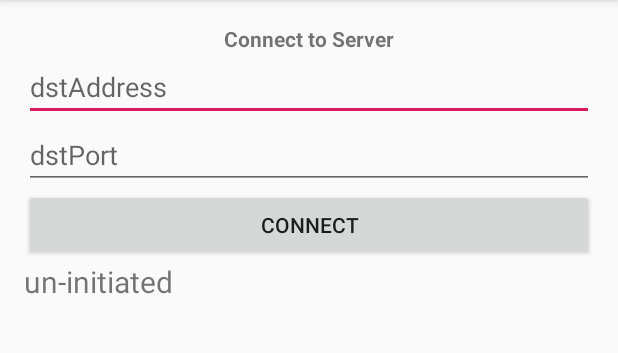
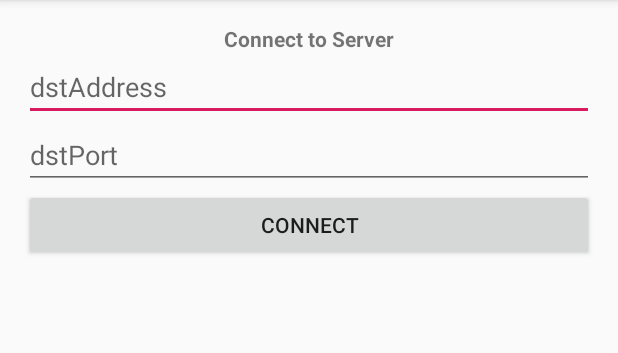
Before and after one commit to RyanWongistaken/UDP-Client, an Android app: the screen it shows after launch (MainActivity), on a phone screen of 412 x 824 dp, the part 84-437 px from its top. Run offline under Robolectric (Android 15) with nearby library versions, the phone set to English and light mode, and no system bars.

Commit message:
Fixed bug

```diff
--- a/app/src/main/java/com/MaelStream/app/MainActivity.java
+++ b/app/src/main/java/com/MaelStream/app/MainActivity.java
@@ -26,8 +26,8 @@ public class MainActivity extends AppCompatActivity {
         super.onCreate(savedInstanceState);
         setContentView(R.layout.activity_main);
 
-        textViewRx = findViewById(R.id.received);
-        textViewState = findViewById(R.id.state);
+        //textViewRx = findViewById(R.id.received);
+        //textViewState = findViewById(R.id.state);
         final Button buttonConnect = findViewById(R.id.connect);
 
 
--- a/app/src/main/res/layout/activity_main.xml
+++ b/app/src/main/res/layout/activity_main.xml
@@ -37,17 +37,4 @@
         android:layout_height="wrap_content"
         android:text="Connect" />
 
-    <TextView
-        android:id="@+id/state"
-        android:layout_width="match_parent"
-        android:layout_height="wrap_content"
-        android:text="un-initiated"
-        android:textSize="20dp" />
-
-    <TextView
-        android:id="@+id/received"
-        android:layout_width="match_parent"
-        android:layout_height="wrap_content"
-        android:textSize="18dp" />
-
 </LinearLayout>
```
Also changed, not shown: 9 other files.
